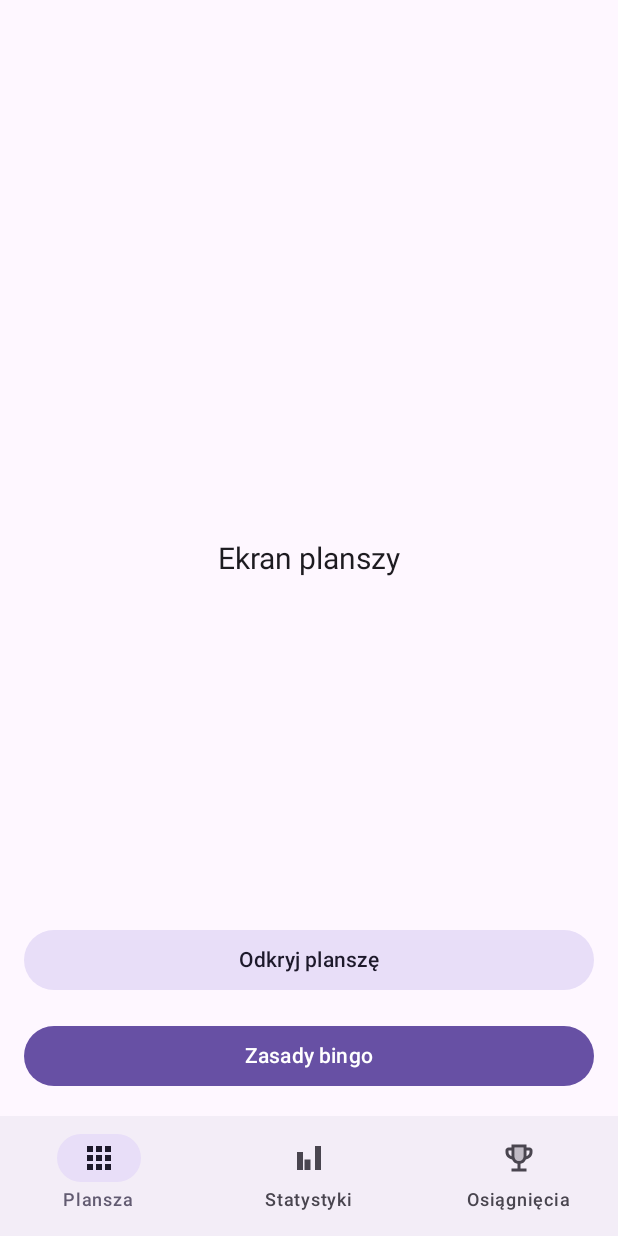
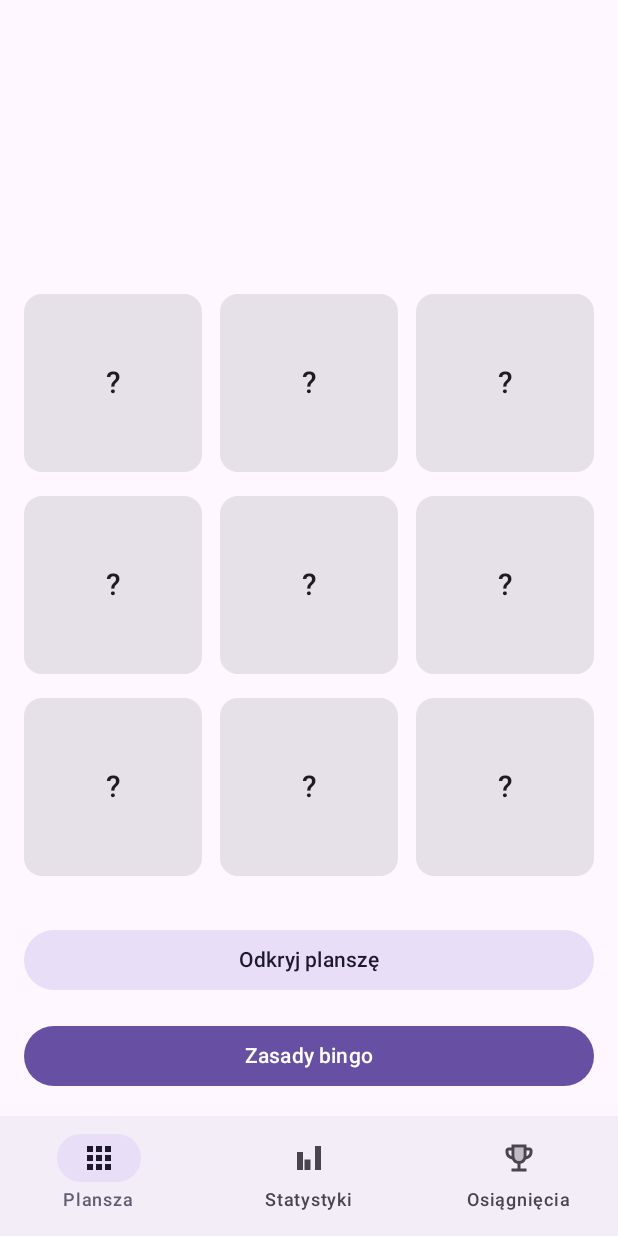
Before and after one commit to Agneshka1/Bingohood, an Android app built with Jetpack Compose: the screen it shows after launch (MainActivity), on a phone screen of 412 x 824 dp. Run offline under Robolectric (Android 15) with nearby library versions, the phone set to English and light mode, and no system bars.

Commit message:
add board tiles

```diff
--- a/app/src/main/java/pl/bingohood/app/board/BoardScreen.kt
+++ b/app/src/main/java/pl/bingohood/app/board/BoardScreen.kt
@@ -3,15 +3,23 @@ package pl.bingohood.app.board
 import androidx.compose.foundation.layout.Arrangement
 import androidx.compose.foundation.layout.Box
 import androidx.compose.foundation.layout.Column
+import androidx.compose.foundation.layout.Row
+import androidx.compose.foundation.layout.aspectRatio
 import androidx.compose.foundation.layout.fillMaxSize
 import androidx.compose.foundation.layout.fillMaxWidth
 import androidx.compose.foundation.layout.padding
+import androidx.compose.foundation.layout.size
 import androidx.compose.material3.Button
+import androidx.compose.material3.Card
 import androidx.compose.material3.FilledTonalButton
+import androidx.compose.material3.MaterialTheme
 import androidx.compose.material3.Text
 import androidx.compose.runtime.Composable
 import androidx.compose.ui.Alignment
 import androidx.compose.ui.Modifier
+import androidx.compose.ui.text.TextStyle
+import androidx.compose.ui.text.style.TextAlign
+import androidx.compose.ui.text.style.TextOverflow
 import androidx.compose.ui.unit.dp
 import androidx.compose.ui.unit.sp
 import pl.bingohood.app.place.Place
@@ -19,12 +27,6 @@ import pl.bingohood.app.place.Place
 @Composable
 fun BoardScreen(boardPhase: BoardPhase, places: List<Place>, onNavigateToGuide: () -> Unit, onBoardDiscover: () -> Unit) {
     Box(modifier = Modifier.fillMaxSize()) {
-        Text(
-            text = "Ekran planszy",
-            fontSize = 20.sp,
-            modifier = Modifier.align(Alignment.Center)
-        )
-
         Column(
             Modifier
                 .align(Alignment.BottomCenter)
@@ -32,9 +34,29 @@ fun BoardScreen(boardPhase: BoardPhase, places: List<Place>, onNavigateToGuide:
                 .padding(16.dp),
             Arrangement.spacedBy(16.dp)
         ) {
+            var index = 0
+
+            for (row in 0..2) {
+                Row(
+                    modifier = Modifier.fillMaxWidth(),
+                    horizontalArrangement = Arrangement.spacedBy(12.dp)
+                ) {
+                    for (i in 1..3) {
+                        val placeName = places.getOrNull(index)?.name ?: "?"
+                        BoardTile(
+                            text = placeName,
+                            modifier = Modifier.weight(1f).aspectRatio(1f)
+                        )
+                        index++
+                    }
+                }
+            }
+
             FilledTonalButton(
                 onClick = onBoardDiscover,
-                modifier = Modifier.fillMaxWidth()
+                modifier = Modifier
+                    .fillMaxWidth()
+                    .padding(top = 16.dp)
             ) {
                 if (boardPhase == BoardPhase.DISCOVERED) Text("Timer") else Text("Odkryj planszę")
             }
@@ -48,3 +70,29 @@ fun BoardScreen(boardPhase: BoardPhase, places: List<Place>, onNavigateToGuide:
         }
     }
 }
+
+@Composable
+fun BoardTile(
+    text: String,
+    modifier: Modifier = Modifier,
+    textStyle: TextStyle = MaterialTheme.typography.labelLarge
+) {
+    Card(modifier = modifier) {
+        Box(
+            modifier = Modifier
+                .fillMaxSize()
+                .size(90.dp)
+                .padding(8.dp),
+            contentAlignment = Alignment.Center
+        ) {
+            Text(
+                text = text,
+                fontSize = if (text == "?") 20.sp else 15.sp,
+                style = textStyle,
+                textAlign = TextAlign.Center,
+                maxLines = 3,
+                overflow = TextOverflow.Ellipsis
+            )
+        }
+    }
+}
```
